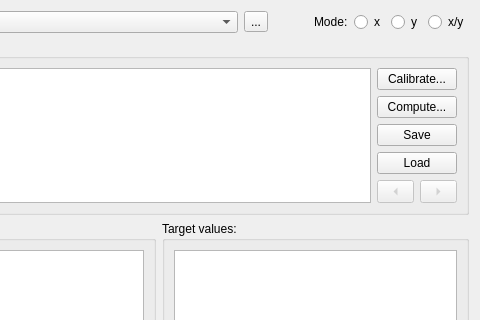
Above: src/madgui/online/mor_dialog.ui from hibtc/madgui before the change; both pictures show x 163 to 643 and y 0 to 320 of the 643 by 503 pixel window. Below: the same form after it.
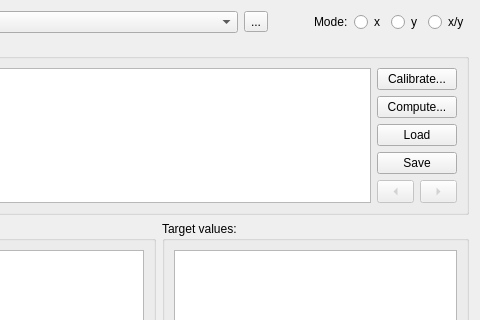
That is the form after the change. Custom widgets are drawn as their Qt base class.

Commit message: Swap save/load button

Diff of the .ui file:
```diff
--- a/src/madgui/online/mor_dialog.ui
+++ b/src/madgui/online/mor_dialog.ui
@@ -198,16 +198,16 @@
            </widget>
           </item>
           <item>
-           <widget class="QPushButton" name="btn_save">
+           <widget class="QPushButton" name="btn_load">
             <property name="text">
-             <string>Save</string>
+             <string>Load</string>
             </property>
            </widget>
           </item>
           <item>
-           <widget class="QPushButton" name="btn_load">
+           <widget class="QPushButton" name="btn_save">
             <property name="text">
-             <string>Load</string>
+             <string>Save</string>
             </property>
            </widget>
           </item>
```
